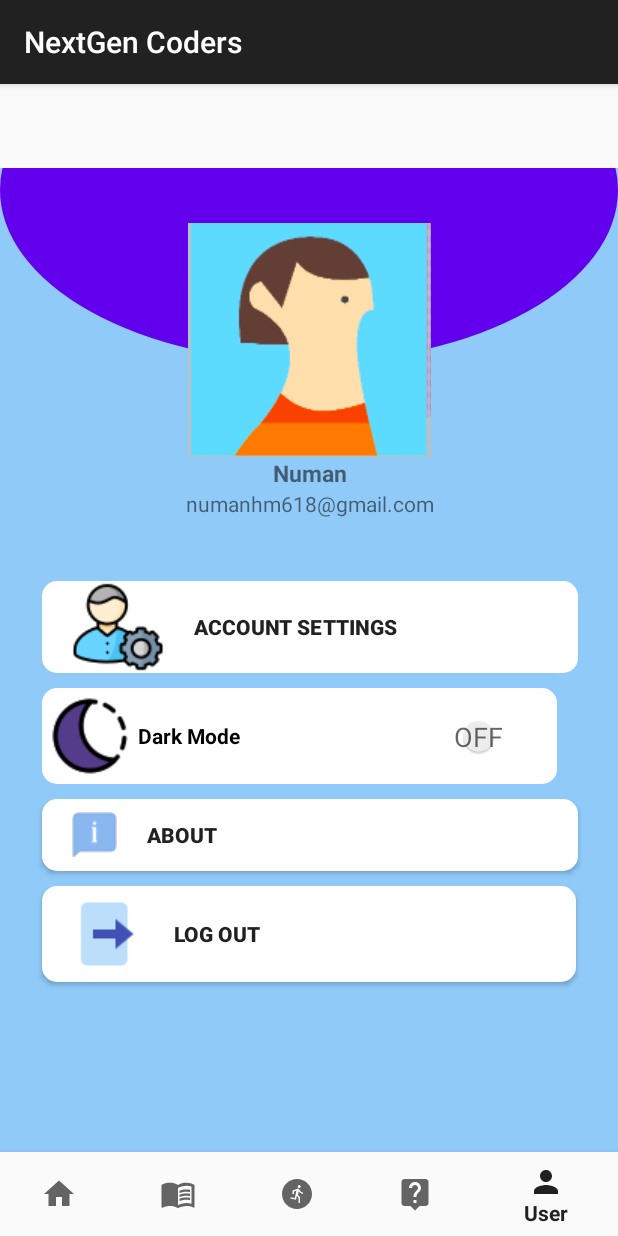
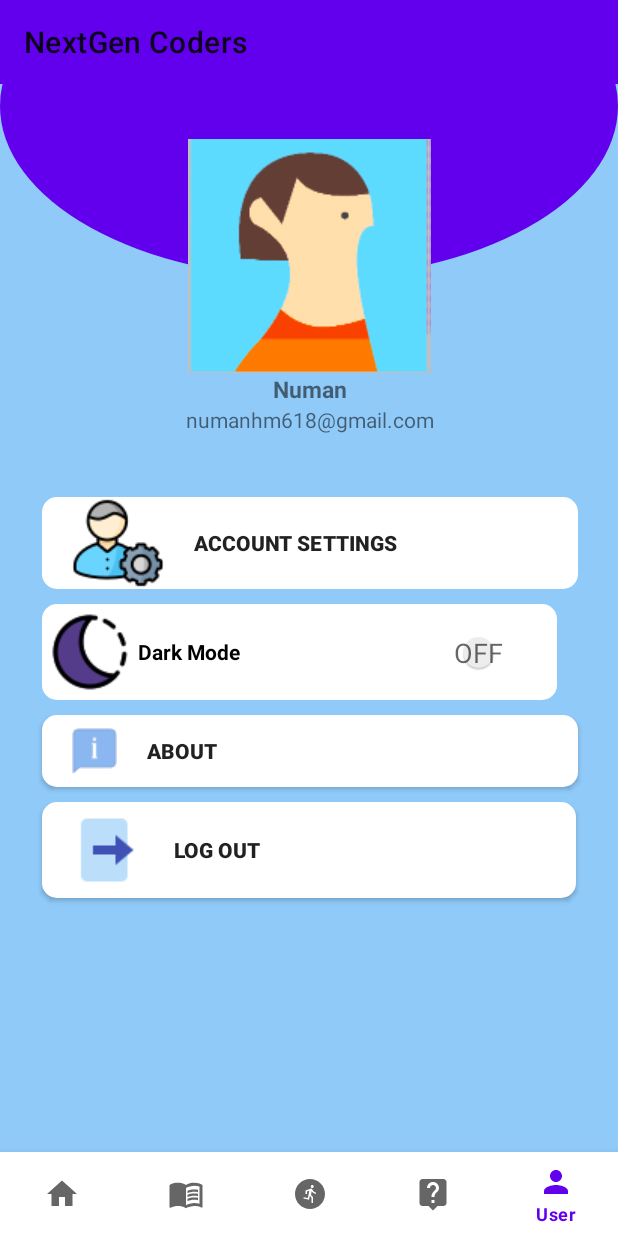
Before and after one commit to mh21adq/NextGen_Coders, an Android app: the UserFragment screen opened through its navigation route, on a phone screen of 412 x 824 dp. Run offline under Robolectric (Android 15) with nearby library versions, the phone set to English and light mode, and no system bars; our stand-ins replace navigation-ui.

Commit message:
Dark Mode is working and its implemented properly

```diff
--- a/app/build.gradle
+++ b/app/build.gradle
@@ -21,6 +21,12 @@ android {
         release {
             minifyEnabled false
             proguardFiles getDefaultProguardFile('proguard-android-optimize.txt'), 'proguard-rules.pro'
+        }
+        debug {
+            debuggable true
+        }
+        release {
+            debuggable false
         }
     }
     compileOptions {
--- a/app/src/main/java/com/example/next/NavigationActivity.java
+++ b/app/src/main/java/com/example/next/NavigationActivity.java
@@ -4,6 +4,7 @@ import android.os.Bundle;
 
 import com.google.android.material.bottomnavigation.BottomNavigationView;
 
+import androidx.appcompat.app.ActionBar;
 import androidx.appcompat.app.AppCompatActivity;
 import androidx.navigation.NavController;
 import androidx.navigation.Navigation;
@@ -22,6 +23,12 @@ public class NavigationActivity extends AppCompatActivity {
 
         binding = ActivityNavigationBinding.inflate(getLayoutInflater());
         setContentView(binding.getRoot());
+        ActionBar actionBar = getSupportActionBar();
+        if (actionBar != null) {
+            actionBar.setTitle("Navigation"); // Set a title for the action bar
+            actionBar.setDisplayHomeAsUpEnabled(true); // Enable the Up button
+        }
+
 
         BottomNavigationView navView = findViewById(R.id.nav_view);
         // Passing each menu ID as a set of Ids because each
--- a/app/src/main/java/com/example/next/ui/user/UserFragment.java
+++ b/app/src/main/java/com/example/next/ui/user/UserFragment.java
@@ -4,54 +4,67 @@ import android.content.Context;
 import android.content.Intent;
 import android.content.SharedPreferences;
 import android.os.Bundle;
+import android.util.Log;
 import android.view.LayoutInflater;
 import android.view.View;
 import android.view.ViewGroup;
 import android.widget.Toast;
+import androidx.annotation.NonNull;
 import androidx.appcompat.app.AppCompatDelegate;
-import androidx.annotation.NonNull;
 import androidx.fragment.app.Fragment;
-import com.example.next.R;
 import com.example.next.authentication.LoginActivity;
 import com.example.next.databinding.FragmentUserBinding;
 
 public class UserFragment extends Fragment {
 
     private FragmentUserBinding binding;
+    private SharedPreferences sharedPreferences;
+    private SharedPreferences.Editor editor;
+    private boolean nightMode;
 
     @Override
     public View onCreateView(@NonNull LayoutInflater inflater, ViewGroup container, Bundle savedInstanceState) {
         binding = FragmentUserBinding.inflate(inflater, container, false);
         View root = binding.getRoot();
 
-        // Set click listeners for each button and the switch
+        // Initialize UI components and set up event listeners
+        initializeUI();
+
+        return root;
+    }
+
+    private void initializeUI() {
         binding.accountSettings.setOnClickListener(view -> showToast("Account Settings clicked"));
         binding.about.setOnClickListener(view -> showToast("About clicked"));
         binding.logout.setOnClickListener(view -> navigateToLogin());
 
+        // Setup dark mode toggle switch
         setupDarkModeSwitch();
-
-        return root;
     }
 
     private void setupDarkModeSwitch() {
-        SharedPreferences sharedPreferences = requireActivity().getPreferences(Context.MODE_PRIVATE);
-        boolean isDarkMode = sharedPreferences.getBoolean("dark_mode", false);
+        sharedPreferences = requireActivity().getSharedPreferences("MODE", Context.MODE_PRIVATE);
+        nightMode = sharedPreferences.getBoolean("nightMode", false); // Default value is false
 
         // Set the switch state based on the saved preference
-        binding.darkModeSwitch.setChecked(isDarkMode);
+        binding.darkModeSwitch.setChecked(nightMode);
 
-        // Listen for switch changes
+        // Set the default night mode based on the saved preference
+        AppCompatDelegate.setDefaultNightMode(nightMode ? AppCompatDelegate.MODE_NIGHT_YES : AppCompatDelegate.MODE_NIGHT_NO);
+
+        // Listen for switch changes and apply theme accordingly
         binding.darkModeSwitch.setOnCheckedChangeListener((buttonView, isChecked) -> {
-            if (isChecked) {
-                AppCompatDelegate.setDefaultNightMode(AppCompatDelegate.MODE_NIGHT_YES);
-                sharedPreferences.edit().putBoolean("dark_mode", true).apply();
-            } else {
-                AppCompatDelegate.setDefaultNightMode(AppCompatDelegate.MODE_NIGHT_NO);
-                sharedPreferences.edit().putBoolean("dark_mode", false).apply();
-            }
+            Log.d("DarkModeSwitch", "Switch state changed: " + isChecked);
+            editor = sharedPreferences.edit();
+            editor.putBoolean("nightMode", isChecked);
+            editor.apply();
+            AppCompatDelegate.setDefaultNightMode(isChecked ? AppCompatDelegate.MODE_NIGHT_YES : AppCompatDelegate.MODE_NIGHT_NO);
+
+            // Recreate the activity for changes to take effect
+            requireActivity().recreate();
         });
     }
+
 
     private void showToast(String message) {
         Toast.makeText(getContext(), message, Toast.LENGTH_SHORT).show();
@@ -60,7 +73,6 @@ public class UserFragment extends Fragment {
     private void navigateToLogin() {
         Intent intent = new Intent(getActivity(), LoginActivity.class);
         startActivity(intent);
-        intent.addFlags(Intent.FLAG_ACTIVITY_CLEAR_TOP | Intent.FLAG_ACTIVITY_NEW_TASK);
         getActivity().finish();
     }
 
--- a/app/src/main/res/layout/activity_navigation.xml
+++ b/app/src/main/res/layout/activity_navigation.xml
@@ -1,11 +1,15 @@
-<?xml version="1.0" encoding="utf-8"?>
 <androidx.constraintlayout.widget.ConstraintLayout xmlns:android="http://schemas.android.com/apk/res/android"
     xmlns:app="http://schemas.android.com/apk/res-auto"
     android:id="@+id/container"
     android:layout_width="match_parent"
-    android:layout_height="match_parent"
-    android:paddingTop="?attr/actionBarSize">
-
+    android:layout_height="match_parent">
+    <androidx.appcompat.widget.Toolbar
+        android:id="@+id/toolbar"
+        android:layout_width="match_parent"
+        android:layout_height="?attr/actionBarSize"
+        android:background="?attr/colorPrimary"
+        app:title="@string/title_activity_navigation"
+        app:layout_constraintTop_toTopOf="parent" />
     <com.google.android.material.bottomnavigation.BottomNavigationView
         android:id="@+id/nav_view"
         android:layout_width="0dp"
@@ -22,12 +26,12 @@
         android:id="@+id/nav_host_fragment_activity_navigation"
         android:name="androidx.navigation.fragment.NavHostFragment"
         android:layout_width="match_parent"
-        android:layout_height="match_parent"
+        android:layout_height="0dp"
         app:defaultNavHost="true"
         app:layout_constraintBottom_toTopOf="@id/nav_view"
         app:layout_constraintLeft_toLeftOf="parent"
         app:layout_constraintRight_toRightOf="parent"
-        app:layout_constraintTop_toTopOf="parent"
+        app:layout_constraintTop_toBottomOf="@id/toolbar"
         app:navGraph="@navigation/mobile_navigation" />
 
 </androidx.constraintlayout.widget.ConstraintLayout>
--- a/app/src/main/res/values-night/themes.xml
+++ b/app/src/main/res/values-night/themes.xml
@@ -1,16 +1,15 @@
 <resources xmlns:tools="http://schemas.android.com/tools">
-    <!-- Base application theme. -->
+    <!-- Base application theme for night mode -->
     <style name="Theme.Next" parent="Theme.MaterialComponents.DayNight.NoActionBar">
-        <!-- Primary brand color. -->
-        <item name="colorPrimary">@color/primary</item>
-        <item name="colorPrimaryVariant">@color/primary</item>
+        <!-- Adjust colors for night mode -->
+        <item name="colorPrimary">@color/primaryNight</item>
+        <item name="colorPrimaryVariant">@color/primaryVariantNight</item>
         <item name="colorOnPrimary">@color/black</item>
-        <!-- Secondary brand color. -->
-        <item name="colorSecondary">@color/secondary</item>
-        <item name="colorSecondaryVariant">@color/secondary</item>
-        <item name="colorOnSecondary">@color/black</item>
-        <!-- Status bar color. -->
-        <item name="android:statusBarColor">@color/primary</item>
-        <!-- Customize your theme here. -->
+        <item name="colorSecondary">@color/secondaryNight</item>
+        <item name="colorSecondaryVariant">@color/secondaryVariantNight</item>
+        <item name="colorOnSecondary">@color/white</item>
+        <!-- Status bar color for night mode -->
+        <item name="android:statusBarColor" tools:targetApi="lollipop">@color/primaryNight</item>
+        <!-- Customize other attributes for night theme here -->
     </style>
 </resources>
--- a/app/src/main/res/values/themes.xml
+++ b/app/src/main/res/values/themes.xml
@@ -1,39 +1,29 @@
 <resources xmlns:tools="http://schemas.android.com/tools">
-    <!-- Base application theme. -->
+    <!-- Base application theme for day mode -->
     <style name="Theme.Next" parent="Theme.MaterialComponents.DayNight.NoActionBar">
-        <!-- Primary brand color. -->
+        <!-- Primary brand color -->
         <item name="colorPrimary">@color/primary</item>
-        <item name="colorPrimaryVariant">@color/primary</item>
+        <item name="colorPrimaryVariant">@color/primaryVariant</item>
         <item name="colorOnPrimary">@color/white</item>
-        <!-- Secondary brand color. -->
+        <!-- Secondary brand color -->
         <item name="colorSecondary">@color/secondary</item>
-        <item name="colorSecondaryVariant">@color/secondary</item>
+        <item name="colorSecondaryVariant">@color/secondaryVariant</item>
         <item name="colorOnSecondary">@color/black</item>
-        <!-- Status bar color. -->
-        <item name="android:statusBarColor">@color/primary</item>
-        <!-- Customize your theme here. -->
+
+        <!-- Status bar color -->
+        <item name="android:statusBarColor" tools:targetApi="lollipop">@color/primary</item>
+        <!-- Customize other attributes for day theme here -->
+    </style>
+    <style name="AppTheme" parent="Theme.MaterialComponents.Light.NoActionBar">
+        <item name="textAppearanceHeadline6">@style/TextAppearance.AppCompat.Title</item>
     </style>
 
-    <style name="Theme.Next.NoActionBar" parent="Theme.MaterialComponents.NoActionBar">
+    <style name="AppTheme.NoActionBar">
         <item name="windowActionBar">false</item>
         <item name="windowNoTitle">true</item>
-        <item name="android:windowContentOverlay">@null</item>
-
-        <!-- Add any additional customization for your theme here -->
     </style>
 
-
-    <style name="Theme.Next.AppBarOverlay" parent="ThemeOverlay.AppCompat.Dark.ActionBar" />
-
-    <style name="Theme.Next.PopupOverlay" parent="ThemeOverlay.AppCompat.Light" />
-    <!-- Base application theme. -->
-    <style name="AppTheme" parent="Theme.AppCompat.Light.NoActionBar">
-        <!-- Customize your theme here. -->
+    <style name="AppTheme.DayNight" parent="Theme.MaterialComponents.DayNight.NoActionBar">
+        <!-- Customize your day/night theme here -->
     </style>
-
-    <!-- Dark theme. -->
-    <style name="AppTheme.Dark" parent="Theme.AppCompat.DayNight.NoActionBar">
-        <!-- Customize your dark theme here. -->
-    </style>
-
 </resources>
```
Also changed, not shown: app/src/main/AndroidManifest.xml (+8 -4 lines), app/src/main/res/layout/activity_java.xml (deleted, +0 -44 lines), app/src/main/res/values/colors.xml (+14 -4 lines).
